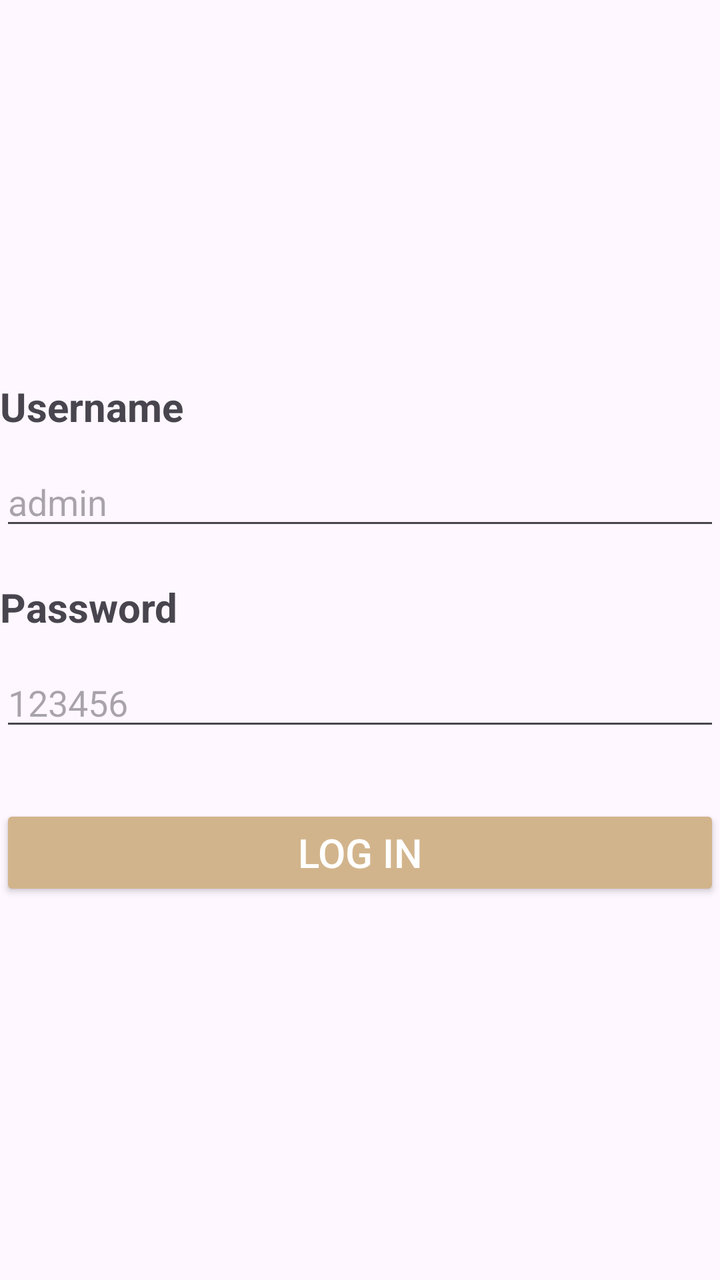
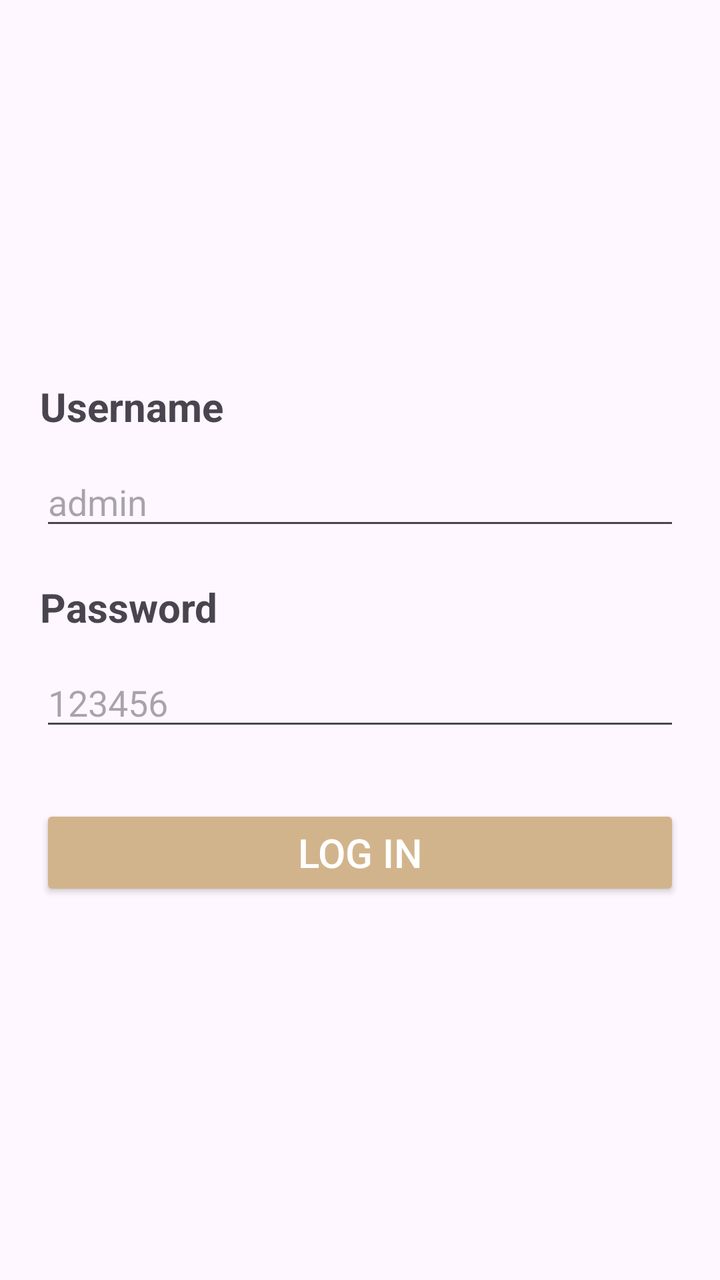

Screens rendered from an Android XML layout before and after an edit, with the pre-edit source and the edit as a unified diff.
<!-- AndroidManifest.xml: application theme Theme.RedireccionLogin -->
<!-- res/layout/activity_login.xml -->
<?xml version="1.0" encoding="utf-8"?>
<LinearLayout xmlns:android="http://schemas.android.com/apk/res/android"
    xmlns:app="http://schemas.android.com/apk/res-auto"
    xmlns:tools="http://schemas.android.com/tools"
    android:id="@+id/main"
    android:layout_width="match_parent"
    android:layout_height="match_parent"
    android:orientation="vertical"
    android:layout_margin="20dp"
    android:gravity="center"
    tools:context=".activities.LoginActivity">

    <TextView
        android:id="@+id/tv_username"
        android:layout_width="match_parent"
        android:layout_height="wrap_content"
        android:text="@string/username"
        android:textSize="20sp"
        android:textStyle="bold"
        android:layout_marginBottom="12dp"
        />
    <EditText
        android:id="@+id/et_username"
        android:layout_width="match_parent"
        android:layout_height="wrap_content"
        android:inputType="textPersonName"
        android:hint="@string/username_default"
        android:layout_marginBottom="20dp"
        />

    <TextView
        android:id="@+id/tv_password"
        android:layout_width="match_parent"
        android:layout_height="wrap_content"
        android:text="@string/password"
        android:textSize="20sp"
        android:textStyle="bold"
        android:layout_marginBottom="12dp"
        />
    <EditText
        android:id="@+id/et_password"
        android:layout_width="match_parent"
        android:layout_height="wrap_content"
        android:inputType="textPassword"
        android:hint="@string/password_default"
        android:layout_marginBottom="32dp"
        />

    <Button
        android:id="@+id/btn_login"
        android:layout_width="match_parent"
        android:layout_height="wrap_content"
        android:text="@string/login"
        android:textSize="20sp"
        android:textColor="@color/white"
        android:backgroundTint="@color/Tan"
        />

</LinearLayout>
<!-- resources referenced by this layout -->
<resources>
  <color name="Tan">#D2B48C</color>
  <color name="white">#FFFFFFFF</color>
  <string name="login">Log in</string>
  <string name="password">Password</string>
  <string name="password_default">123456</string>
  <string name="username">Username</string>
  <string name="username_default">admin</string>
  <style name="Theme.RedireccionLogin" parent="Base.Theme.RedireccionLogin" />
  <style name="Base.Theme.RedireccionLogin" parent="Theme.Material3.DayNight.NoActionBar">
          
          
      </style>
</resources>

<!-- the commit's change to res/layout/activity_login.xml (unified diff, before → after) -->
@@ -6,7 +6,7 @@
     android:layout_width="match_parent"
     android:layout_height="match_parent"
     android:orientation="vertical"
-    android:layout_margin="20dp"
+    android:padding="20dp"
     android:gravity="center"
     tools:context=".activities.LoginActivity">
 
